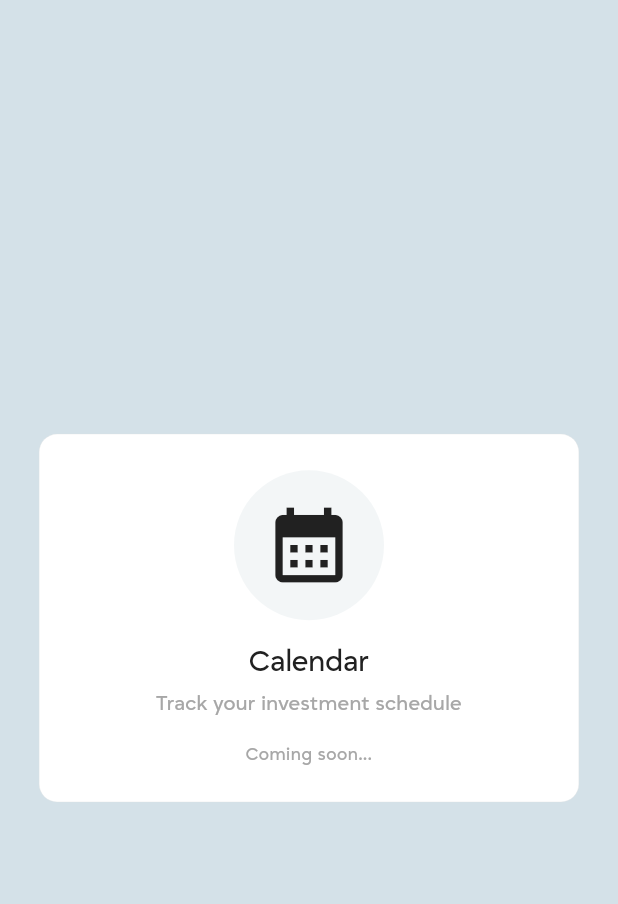
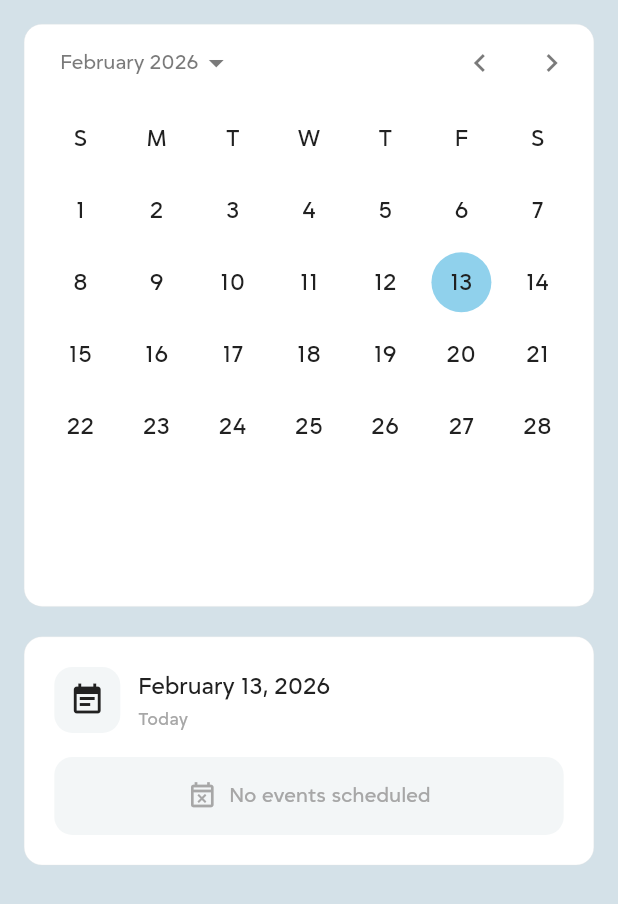
Before and after one commit to Sayem-Ahmed-Shayeed/Investify, a Flutter app: the CalendarTab widget shown alone on an empty page, opened directly, on a phone screen of 412 x 824 dp. Shown: the top 904 px of the screen. Run offline on Flutter 3.47's test engine with Material 3 defaults, Android fonts, the phone set to English and light mode, and no system bars; our stand-ins replace cached_network_image, file_picker, firebase_auth, firebase_core, get, shared_preferences and 1 more; accounts and stored records are empty; network calls fail.

Commit message:
add calendar

```diff
--- a/lib/features/home/view/tabs/calendar_tab.dart
+++ b/lib/features/home/view/tabs/calendar_tab.dart
@@ -2,8 +2,16 @@ import 'package:flutter/material.dart';
 import 'package:investify/utils/sizes/size.dart';
 import 'package:investify/utils/theme/app_colors.dart';
 
-class CalendarTab extends StatelessWidget {
+class CalendarTab extends StatefulWidget {
   const CalendarTab({super.key});
+
+  @override
+  State<CalendarTab> createState() => _CalendarTabState();
+}
+
+class _CalendarTabState extends State<CalendarTab> {
+  DateTime _selectedDate = DateTime.now();
+  DateTime _focusedMonth = DateTime.now();
 
   @override
   Widget build(BuildContext context) {
@@ -11,13 +19,65 @@ class CalendarTab extends StatelessWidget {
     final isDark = theme.brightness == Brightness.dark;
 
     return SafeArea(
-      child: Center(
-        child: Container(
-          width: 360,
-          padding: const EdgeInsets.all(24),
+      child: SingleChildScrollView(
+        padding: const EdgeInsets.all(16),
+        child: Column(
+          crossAxisAlignment: CrossAxisAlignment.start,
+          children: [
+            // Calendar card
+            Container(
               decoration: BoxDecoration(
                 color: isDark ? AppColors.cardDark : AppColors.cardLight,
-            borderRadius: BorderRadius.circular(RomRomSizes.roundedBoxCorner),
+                borderRadius: BorderRadius.circular(
+                  RomRomSizes.roundedBoxCorner,
+                ),
+                border: Border.all(
+                  color: isDark
+                      ? AppColors.cardBorderDark
+                      : AppColors.cardBorderLight,
+                  width: 0.2,
+                ),
+              ),
+              child: Theme(
+                data: theme.copyWith(
+                  colorScheme: theme.colorScheme.copyWith(
+                    primary: isDark
+                        ? AppColors.primaryDark
+                        : AppColors.primaryLight,
+                    onPrimary: isDark
+                        ? AppColors.textPrimaryLight
+                        : AppColors.textPrimaryLight,
+                    surface: isDark ? AppColors.cardDark : AppColors.cardLight,
+                    onSurface: isDark
+                        ? AppColors.textPrimaryDark
+                        : AppColors.textPrimaryLight,
+                  ),
+                ),
+                child: CalendarDatePicker(
+                  initialDate: _focusedMonth,
+                  firstDate: DateTime(2020),
+                  lastDate: DateTime(2030),
+                  onDateChanged: (date) {
+                    setState(() {
+                      _selectedDate = date;
+                      _focusedMonth = date;
+                    });
+                  },
+                ),
+              ),
+            ),
+
+            const SizedBox(height: 20),
+
+            // Selected date info card
+            Container(
+              width: double.infinity,
+              padding: const EdgeInsets.all(20),
+              decoration: BoxDecoration(
+                color: isDark ? AppColors.cardDark : AppColors.cardLight,
+                borderRadius: BorderRadius.circular(
+                  RomRomSizes.roundedBoxCorner,
+                ),
                 border: Border.all(
                   color: isDark
                       ? AppColors.cardBorderDark
@@ -26,40 +86,128 @@ class CalendarTab extends StatelessWidget {
                 ),
               ),
               child: Column(
-            mainAxisSize: MainAxisSize.min,
+                crossAxisAlignment: CrossAxisAlignment.start,
+                children: [
+                  Row(
                     children: [
                       Container(
-                padding: const EdgeInsets.all(20),
+                        padding: const EdgeInsets.all(10),
                         decoration: BoxDecoration(
                           color: isDark
                               ? AppColors.inputFillDark
                               : AppColors.inputFillLight,
-                  borderRadius: BorderRadius.circular(50),
+                          borderRadius: BorderRadius.circular(12),
                         ),
                         child: Icon(
-                  Icons.calendar_month,
-                  size: 60,
+                          Icons.event_note,
                           color: theme.iconTheme.color,
+                          size: 24,
                         ),
                       ),
-              const SizedBox(height: RomRomSizes.spaceBetweenElements),
-              Text("Calendar", style: theme.textTheme.headlineMedium),
-              const SizedBox(height: RomRomSizes.spaceBetweenItem),
+                      const SizedBox(width: 12),
+                      Expanded(
+                        child: Column(
+                          crossAxisAlignment: CrossAxisAlignment.start,
+                          children: [
                             Text(
-                "Track your investment schedule",
-                textAlign: TextAlign.center,
-                style: theme.textTheme.bodyMedium,
+                              _formatDate(_selectedDate),
+                              style: theme.textTheme.titleMedium?.copyWith(
+                                fontWeight: FontWeight.w600,
                               ),
-              const SizedBox(height: RomRomSizes.spaceBetweenElements),
+                            ),
+                            const SizedBox(height: 2),
                             Text(
-                "Coming soon...",
-                textAlign: TextAlign.center,
-                style: theme.textTheme.bodySmall,
+                              _getDayLabel(_selectedDate),
+                              style: theme.textTheme.bodySmall?.copyWith(
+                                color: isDark
+                                    ? AppColors.textSecondaryDark
+                                    : AppColors.textSecondaryLight,
+                              ),
                             ),
                           ],
                         ),
                       ),
+                    ],
+                  ),
+                  const SizedBox(height: 16),
+                  Container(
+                    width: double.infinity,
+                    padding: const EdgeInsets.all(16),
+                    decoration: BoxDecoration(
+                      color: isDark
+                          ? AppColors.inputFillDark
+                          : AppColors.inputFillLight,
+                      borderRadius: BorderRadius.circular(12),
+                    ),
+                    child: Row(
+                      mainAxisAlignment: MainAxisAlignment.center,
+                      children: [
+                        Icon(
+                          Icons.event_busy_outlined,
+                          size: 20,
+                          color: isDark
+                              ? AppColors.textSecondaryDark
+                              : AppColors.textSecondaryLight,
+                        ),
+                        const SizedBox(width: 8),
+                        Text(
+                          'No events scheduled',
+                          style: theme.textTheme.bodyMedium?.copyWith(
+                            color: isDark
+                                ? AppColors.textSecondaryDark
+                                : AppColors.textSecondaryLight,
+                          ),
+                        ),
+                      ],
+                    ),
+                  ),
+                ],
+              ),
+            ),
+          ],
+        ),
       ),
     );
   }
+
+  String _formatDate(DateTime date) {
+    const months = [
+      'January',
+      'February',
+      'March',
+      'April',
+      'May',
+      'June',
+      'July',
+      'August',
+      'September',
+      'October',
+      'November',
+      'December',
+    ];
+    return '${months[date.month - 1]} ${date.day}, ${date.year}';
   }
+
+  String _getDayLabel(DateTime date) {
+    final now = DateTime.now();
+    final today = DateTime(now.year, now.month, now.day);
+    final selected = DateTime(date.year, date.month, date.day);
+    final tomorrow = today.add(const Duration(days: 1));
+    final yesterday = today.subtract(const Duration(days: 1));
+
+    if (selected == today) return 'Today';
+    if (selected == tomorrow) return 'Tomorrow';
+    if (selected == yesterday) return 'Yesterday';
+
+    const days = [
+      'Monday',
+      'Tuesday',
+      'Wednesday',
+      'Thursday',
+      'Friday',
+      'Saturday',
+      'Sunday',
+    ];
+    return days[date.weekday - 1];
+  }
+}
```
Lines whose indentation alone changed are shown as unchanged.
